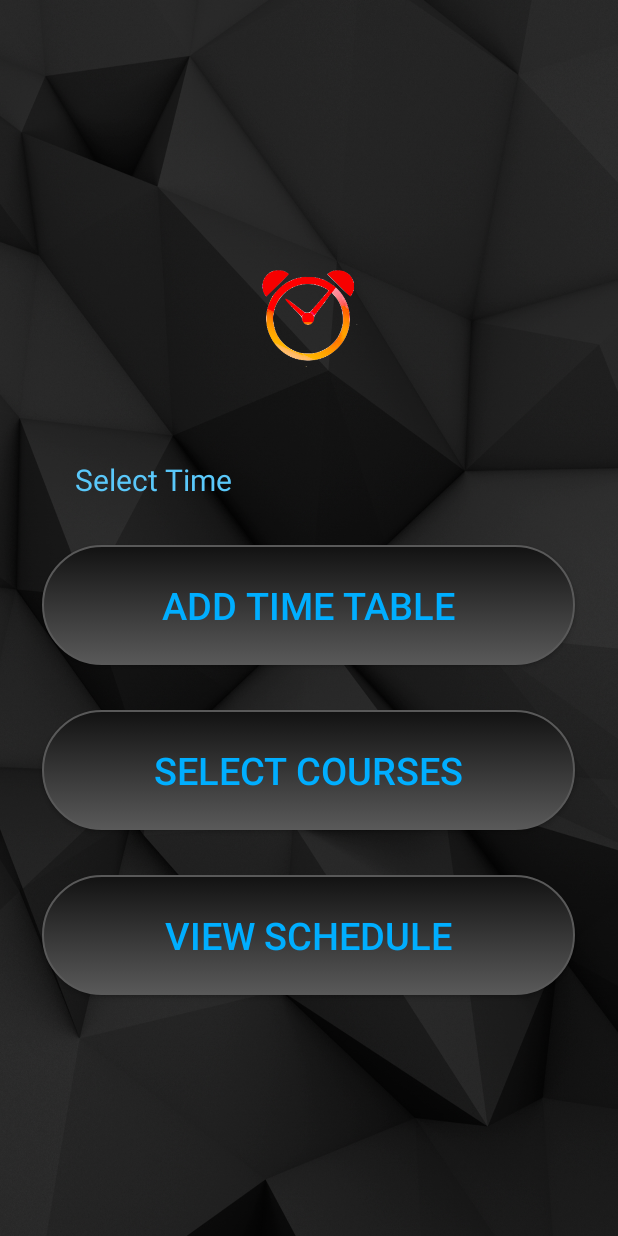
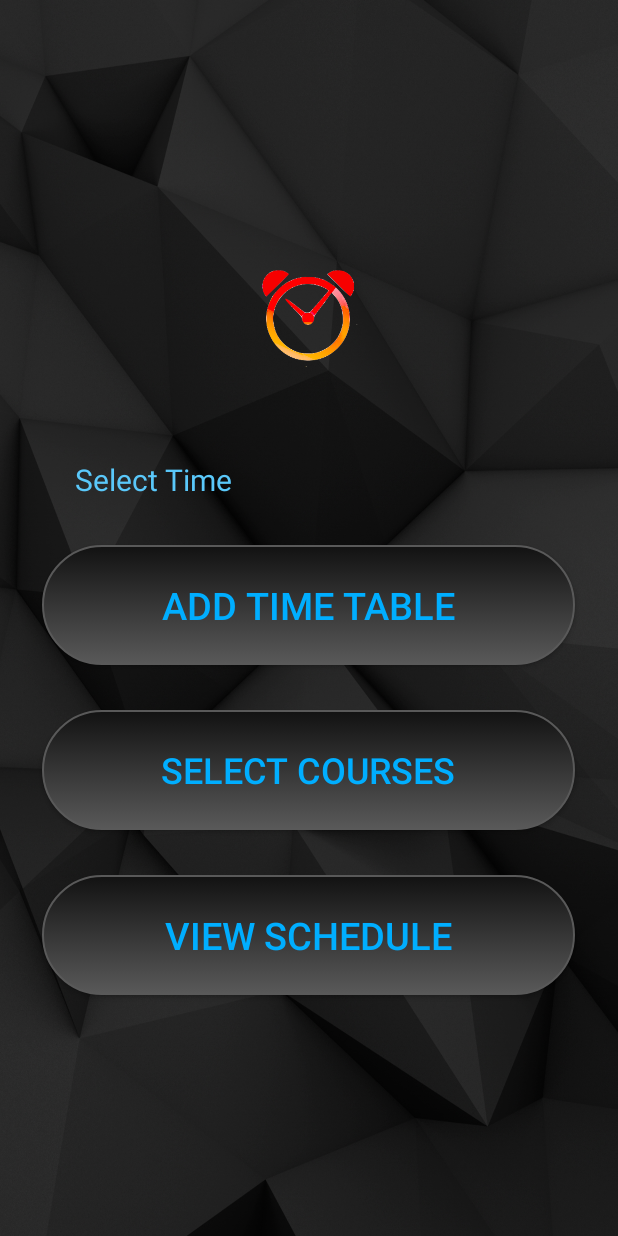
Before and after one commit to Faateh-Jarree/WheresMyClass, an Android app: the screen it shows after launch (Add_Table), on a phone screen of 412 x 824 dp. Run offline under Robolectric (Android 15) with nearby library versions, the phone set to English and light mode, and no system bars.

Commit message:
Third commit: Jarree

```diff
--- a/app/src/main/res/layout/add_table.xml
+++ b/app/src/main/res/layout/add_table.xml
@@ -47,7 +47,7 @@
             android:background="@drawable/circular_button"
             android:text="Select Courses"
             android:textColor="#00aeff"
-            android:textSize="25dp" />
+            android:textSize="24dp" />
 
         <Button
             android:layout_width="355dp"
```
